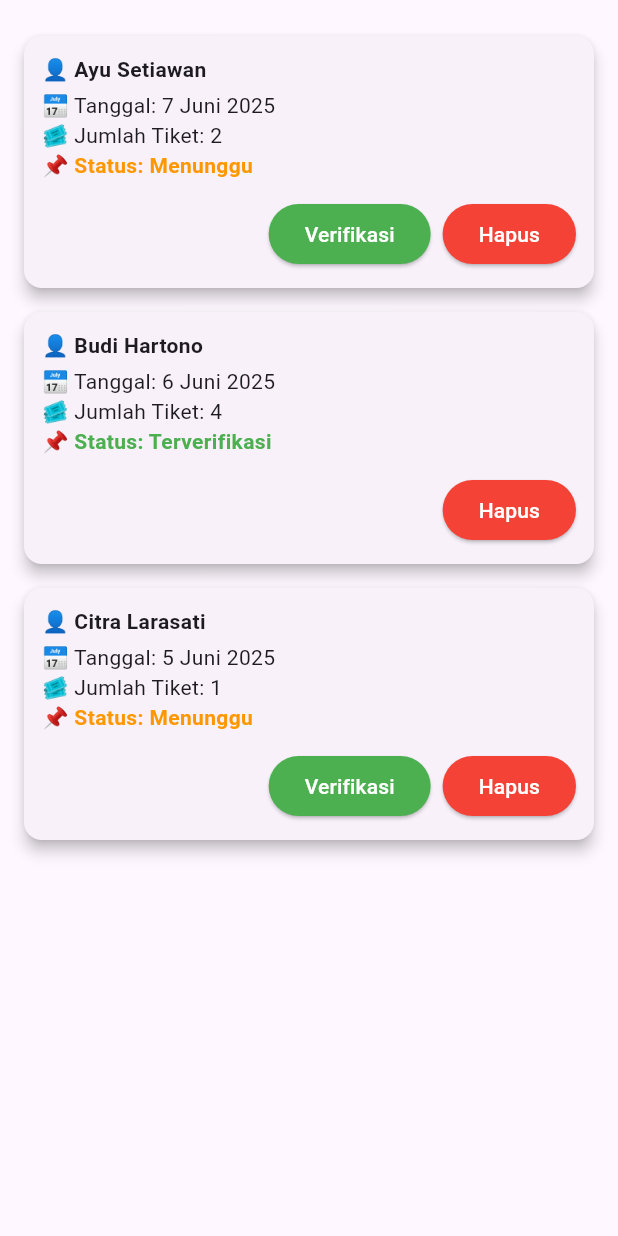
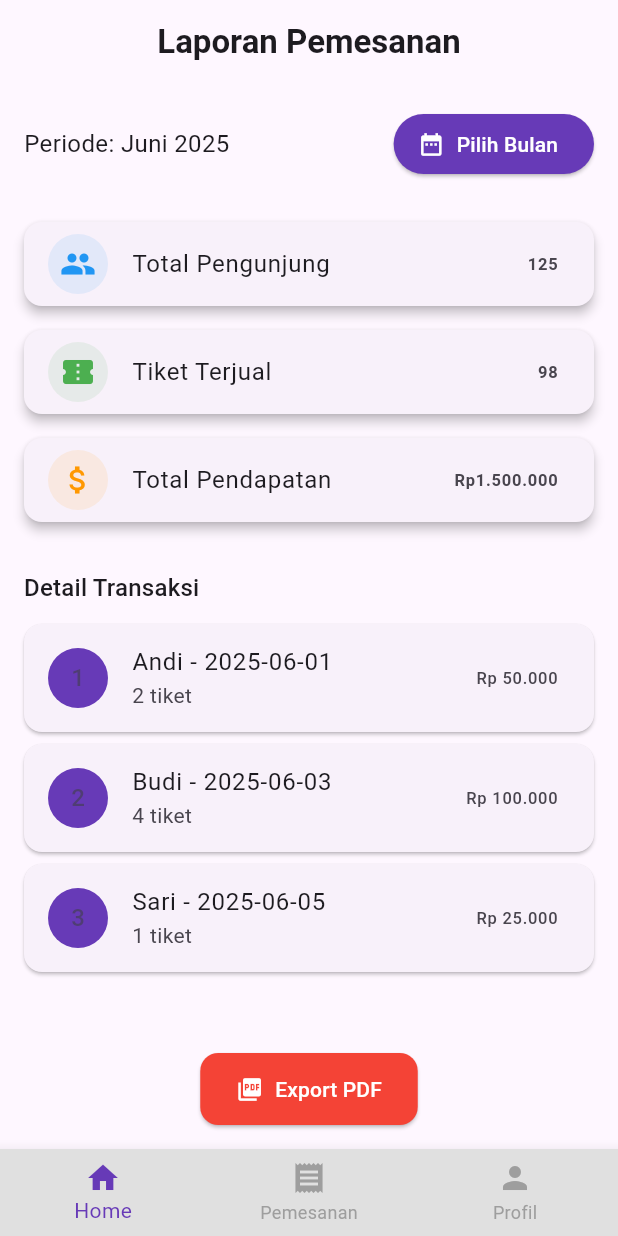
Before and after one commit to faizaST/klmpk_3, a Flutter app: the screen it shows after launch, on a phone screen of 412 x 824 dp. Run offline on Flutter 3.47's test engine with Material 3 defaults, Android fonts, the phone set to English and light mode, and no system bars; our stand-ins replace month_picker_dialog.

Commit message:
menambahkan fitur laporan

```diff
--- a/lib/main.dart
+++ b/lib/main.dart
@@ -1,9 +1,13 @@
 import 'package:flutter/material.dart';
+import 'package:klmpk_3/screens/admin/laporan_page.dart';
 import 'package:klmpk_3/screens/admin/pemesanan_full_page.dart';
 import 'package:klmpk_3/screens/admin/pengguna_page.dart';
 import 'screens/admin/admin_home_page.dart';
+import 'package:intl/date_symbol_data_local.dart';
 
-void main() {
+void main() async {
+  WidgetsFlutterBinding.ensureInitialized();
+  await initializeDateFormatting('id_ID', null);
   runApp(const MyApp());
 }
 
@@ -18,7 +22,7 @@
       theme: ThemeData(
         colorScheme: ColorScheme.fromSeed(seedColor: Colors.deepPurple),
       ),
-      home: PemesananFullPage(),
+      home: LaporanPage(),
     );
   }
 }
--- /dev/null
+++ b/lib/screens/admin/laporan_page.dart
@@ -0,0 +1,235 @@
+import 'package:flutter/material.dart';
+import 'package:intl/intl.dart';
+import 'package:month_picker_dialog/month_picker_dialog.dart';
+import 'pemesanan_page.dart';
+//import 'admin_profil_page.dart';
+import 'admin_home_page.dart';
+
+class LaporanPage extends StatefulWidget {
+  const LaporanPage({super.key});
+
+  @override
+  State<LaporanPage> createState() => _LaporanPageState();
+}
+
+class _LaporanPageState extends State<LaporanPage> {
+  int _selectedIndex = 0;
+  DateTime selectedDate = DateTime.now();
+
+  final int totalPengunjung = 125;
+  final int totalTiket = 98;
+  final int totalPendapatan = 1500000;
+
+  final List<Map<String, dynamic>> laporanDetail = [
+    {'nama': 'Andi', 'tanggal': '2025-06-01', 'jumlah': 2, 'total': 50000},
+    {'nama': 'Budi', 'tanggal': '2025-06-03', 'jumlah': 4, 'total': 100000},
+    {'nama': 'Sari', 'tanggal': '2025-06-05', 'jumlah': 1, 'total': 25000},
+  ];
+
+  void _onNavTapped(int index) {
+    setState(() {
+      _selectedIndex = index;
+    });
+
+    switch (index) {
+      case 0:
+        Navigator.pushReplacement(
+          context,
+          MaterialPageRoute(builder: (context) => const AdminHomePage()),
+        );
+        break;
+      case 1:
+        Navigator.pushReplacement(
+          context,
+          MaterialPageRoute(builder: (context) => const PemesananPage()),
+        );
+        break;
+      case 2:
+        //.pushReplacement(
+        //context,
+        //MaterialPageRoute(builder: (context) => const AdminProfilPage()),
+        //);
+        break;
+    }
+  }
+
+  Future<void> _selectMonth(BuildContext context) async {
+    final DateTime? picked = await showMonthPicker(
+      context: context,
+      initialDate: selectedDate,
+      firstDate: DateTime(2020),
+      lastDate: DateTime(2100),
+      locale: const Locale("id", "ID"),
+    );
+
+    if (picked != null && picked != selectedDate) {
+      setState(() {
+        selectedDate = picked;
+      });
+    }
+  }
+
+  String get bulanTahun =>
+      DateFormat('MMMM yyyy', 'id_ID').format(selectedDate);
+
+  @override
+  Widget build(BuildContext context) {
+    final textTheme = Theme.of(context).textTheme;
+
+    return Scaffold(
+      appBar: AppBar(
+        title: const Text(
+          'Laporan Pemesanan',
+          style: TextStyle(fontWeight: FontWeight.bold),
+        ),
+        centerTitle: true,
+        automaticallyImplyLeading: false,
+      ),
+      body: Padding(
+        padding: const EdgeInsets.all(16),
+        child: Column(
+          crossAxisAlignment: CrossAxisAlignment.start,
+          children: [
+            // Periode
+            Row(
+              mainAxisAlignment: MainAxisAlignment.spaceBetween,
+              children: [
+                Text(
+                  'Periode: $bulanTahun',
+                  style: const TextStyle(fontSize: 16),
+                ),
+                ElevatedButton.icon(
+                  onPressed: () => _selectMonth(context),
+                  icon: const Icon(Icons.date_range),
+                  label: const Text('Pilih Bulan'),
+                  style: ElevatedButton.styleFrom(
+                    backgroundColor: Colors.deepPurple,
+                    foregroundColor: Colors.white,
+                  ),
+                ),
+              ],
+            ),
+            const SizedBox(height: 20),
+
+            // Statistik
+            _buildStatCard(
+              Icons.people,
+              'Total Pengunjung',
+              '$totalPengunjung',
+              Colors.blue,
+            ),
+            _buildStatCard(
+              Icons.confirmation_num,
+              'Tiket Terjual',
+              '$totalTiket',
+              Colors.green,
+            ),
+            _buildStatCard(
+              Icons.attach_money,
+              'Total Pendapatan',
+              'Rp${NumberFormat("#,###", "id_ID").format(totalPendapatan)}',
+              Colors.orange,
+            ),
+
+            const SizedBox(height: 24),
+            Text('Detail Transaksi', style: textTheme.titleMedium),
+            const SizedBox(height: 8),
+
+            // Detail Transaksi
+            Expanded(
+              child: ListView.builder(
+                itemCount: laporanDetail.length,
+                itemBuilder: (context, index) {
+                  final item = laporanDetail[index];
+                  return Card(
+                    margin: const EdgeInsets.symmetric(vertical: 4),
+                    child: ListTile(
+                      leading: CircleAvatar(
+                        backgroundColor: Colors.deepPurple,
+                        child: Text('${index + 1}'),
+                      ),
+                      title: Text('${item['nama']} - ${item['tanggal']}'),
+                      subtitle: Text('${item['jumlah']} tiket'),
+                      trailing: Text(
+                        'Rp ${NumberFormat('#,###', 'id_ID').format(item['total'])}',
+                      ),
+                    ),
+                  );
+                },
+              ),
+            ),
+
+            const SizedBox(height: 12),
+
+            // Tombol Export
+            Center(
+              child: ElevatedButton.icon(
+                onPressed: () {
+                  ScaffoldMessenger.of(context).showSnackBar(
+                    const SnackBar(
+                      content: Text('Export PDF berhasil (simulasi).'),
+                    ),
+                  );
+                },
+                icon: const Icon(Icons.picture_as_pdf),
+                label: const Text('Export PDF'),
+                style: ElevatedButton.styleFrom(
+                  backgroundColor: Colors.red,
+                  foregroundColor: Colors.white,
+                  padding: const EdgeInsets.symmetric(
+                    horizontal: 24,
+                    vertical: 14,
+                  ),
+                  shape: RoundedRectangleBorder(
+                    borderRadius: BorderRadius.circular(12),
+                  ),
+                ),
+              ),
+            ),
+          ],
+        ),
+      ),
+      bottomNavigationBar: BottomNavigationBar(
+        currentIndex: _selectedIndex,
+        onTap: _onNavTapped,
+        selectedItemColor: Colors.deepPurple,
+        unselectedItemColor: Colors.grey,
+        backgroundColor: Colors.grey[300],
+        showSelectedLabels: true,
+        showUnselectedLabels: true,
+        items: const [
+          BottomNavigationBarItem(icon: Icon(Icons.home), label: 'Home'),
+          BottomNavigationBarItem(
+            icon: Icon(Icons.receipt),
+            label: 'Pemesanan',
+          ),
+          BottomNavigationBarItem(icon: Icon(Icons.person), label: 'Profil'),
+        ],
+      ),
+    );
+  }
+
+  Widget _buildStatCard(
+    IconData icon,
+    String title,
+    String value,
+    Color color,
+  ) {
+    return Card(
+      margin: const EdgeInsets.symmetric(vertical: 8),
+      elevation: 3,
+      shape: RoundedRectangleBorder(borderRadius: BorderRadius.circular(12)),
+      child: ListTile(
+        leading: CircleAvatar(
+          backgroundColor: color.withOpacity(0.1),
+          child: Icon(icon, color: color),
+        ),
+        title: Text(title),
+        trailing: Text(
+          value,
+          style: const TextStyle(fontWeight: FontWeight.bold),
+        ),
+      ),
+    );
+  }
+}
```
